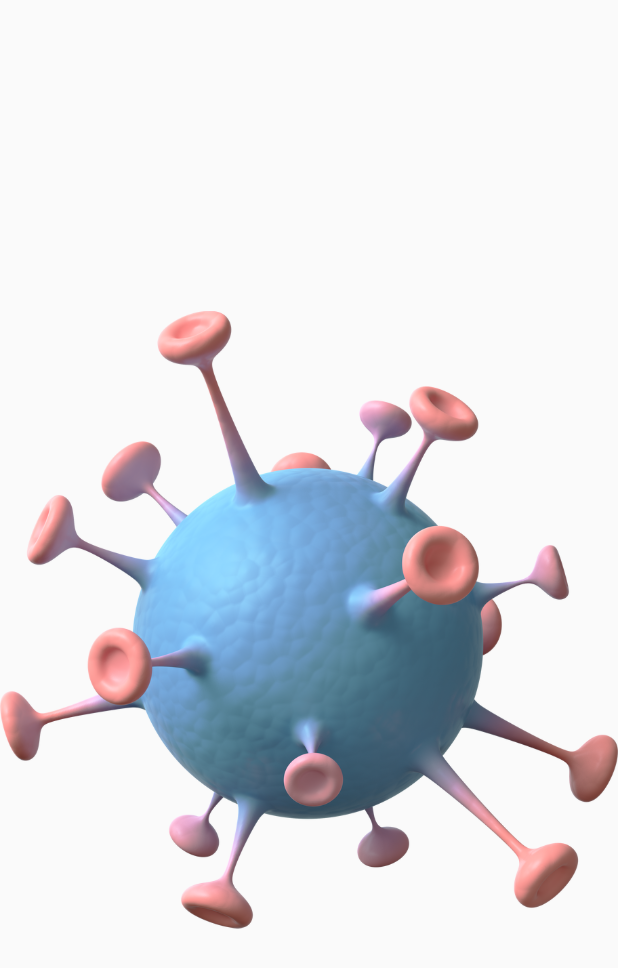
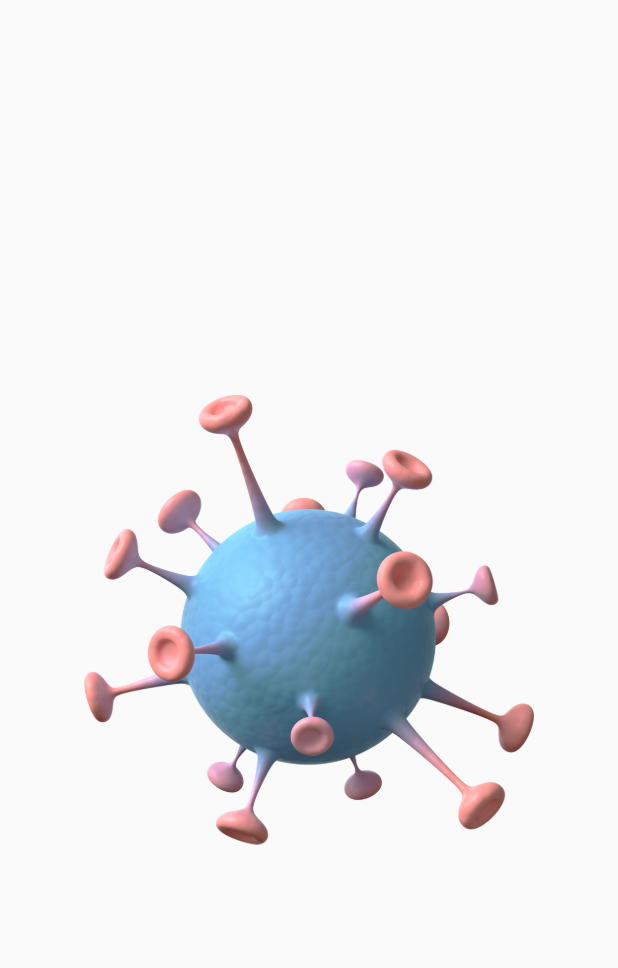
Before and after one commit to SafuRaja7/Covid-19-Tracker, a Flutter app: the Splash screen opened by its route, on a phone screen of 412 x 824 dp. Shown: the top 968 px of the screen. Run offline on Flutter 3.47's test engine with Material 2 defaults, Android fonts, the phone set to English and light mode, and no system bars; our stand-ins replace bloc, dio, equatable, flutter_bloc; network calls fail.

Commit message:
bug fixes

```diff
--- a/lib/screens/global_data.dart
+++ b/lib/screens/global_data.dart
@@ -45,9 +45,10 @@ class _GlobalDataScreenState extends State<GlobalDataScreen> {
                 } else if (state is CovidSuccess) {
                   return Column(
                     children: [
-                      const DataCard(
+                      DataCard(
                         global: 'Global',
                         totalCases: 'Total Cases',
+                        covid: state.data,
                       ),
                       Space.y1!,
                       const DataCard(
--- a/lib/screens/splash.dart
+++ b/lib/screens/splash.dart
@@ -1,3 +1,4 @@
+import 'package:covid_tracker/configs/app_dimensions.dart';
 import 'package:flutter/material.dart';
 import '../animations/entrance_fader.dart';
 import '../configs/app.dart';
@@ -30,8 +31,11 @@ class _SplashState extends State<Splash> {
         child: EntranceFader(
           duration: Duration(seconds: 2),
           offset: Offset(0, 10),
-          child: Image(
-            image: AssetImage('lib/assets/splash.png'),
+          child: SizedBox(
+            height: 300,
+            child: Image(
+              image: AssetImage('lib/assets/splash.png'),
+            ),
           ),
         ),
       ),
```
Also changed, not shown: lib/widgets/data_card.dart (+4 -4 lines).
